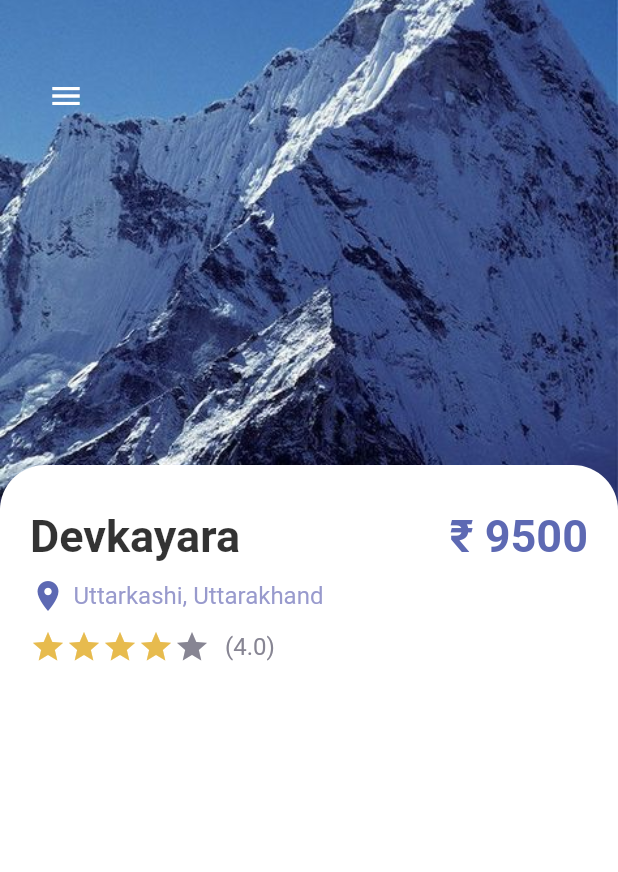
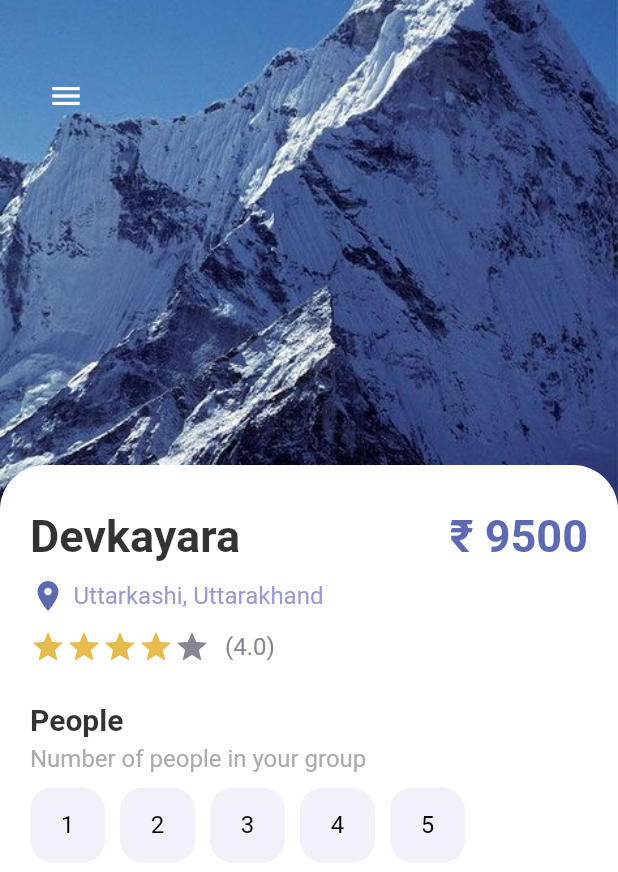
Before and after one commit to ManyuDhyani/Travel-App, a Flutter app: the screen it shows after launch, on a phone screen of 412 x 824 dp. Shown: the top 872 px of the screen. Run offline on Flutter 3.47's test engine with Material 2 defaults, Android fonts, the phone set to English and light mode, and no system bars.

Commit message:
Integrated the responsive button to detailPage.

```diff
--- a/lib/Widgets/appButton.dart
+++ b/lib/Widgets/appButton.dart
@@ -40,7 +40,7 @@ class AppButton extends StatelessWidget {
           ? Center(
               child: AppText(
                 text: text!,
-                color: Colors.black,
+                color: color,
               ),
             )
           : Center(
--- a/lib/pages/detailPage.dart
+++ b/lib/pages/detailPage.dart
@@ -1,4 +1,5 @@
 import 'package:flutter/material.dart';
+import 'package:travel_app/Widgets/appButton.dart';
 import 'package:travel_app/Widgets/appLargeText.dart';
 import 'package:travel_app/Widgets/appText.dart';
 import 'package:travel_app/misc/colors.dart';
@@ -12,6 +13,8 @@ class DetailPage extends StatefulWidget {
 
 class _DetailPageState extends State<DetailPage> {
   int ratings = 4;
+  int selectedButtonIndex = -1;
+
   @override
   Widget build(BuildContext context) {
     return Scaffold(
@@ -110,6 +113,44 @@ class _DetailPageState extends State<DetailPage> {
                         ],
                       ),
                       const SizedBox(height: 25.0),
+                      AppLargeText(
+                        text: "People",
+                        color: Colors.black.withOpacity(0.8),
+                        size: 20.0,
+                      ),
+                      const SizedBox(height: 5.0),
+                      AppText(
+                        text: "Number of people in your group",
+                        color: AppColors.mainTextColor,
+                      ),
+                      const SizedBox(height: 10.0),
+                      Wrap(
+                        children: List.generate(5, (index) {
+                          return InkWell(
+                            onTap: () {
+                              setState(() {
+                                selectedButtonIndex = index;
+                              });
+                            },
+                            child: Container(
+                              margin: const EdgeInsets.only(right: 10),
+                              child: AppButton(
+                                color: selectedButtonIndex == index
+                                    ? Colors.white
+                                    : Colors.black,
+                                backgroundColor: selectedButtonIndex == index
+                                    ? Colors.black
+                                    : AppColors.buttonBackground,
+                                size: 50.0,
+                                borderColor: selectedButtonIndex == index
+                                    ? Colors.black
+                                    : AppColors.buttonBackground,
+                                text: (index + 1).toString(),
+                              ),
+                            ),
+                          );
+                        }),
+                      )
                     ],
                   ),
                 ),
```
